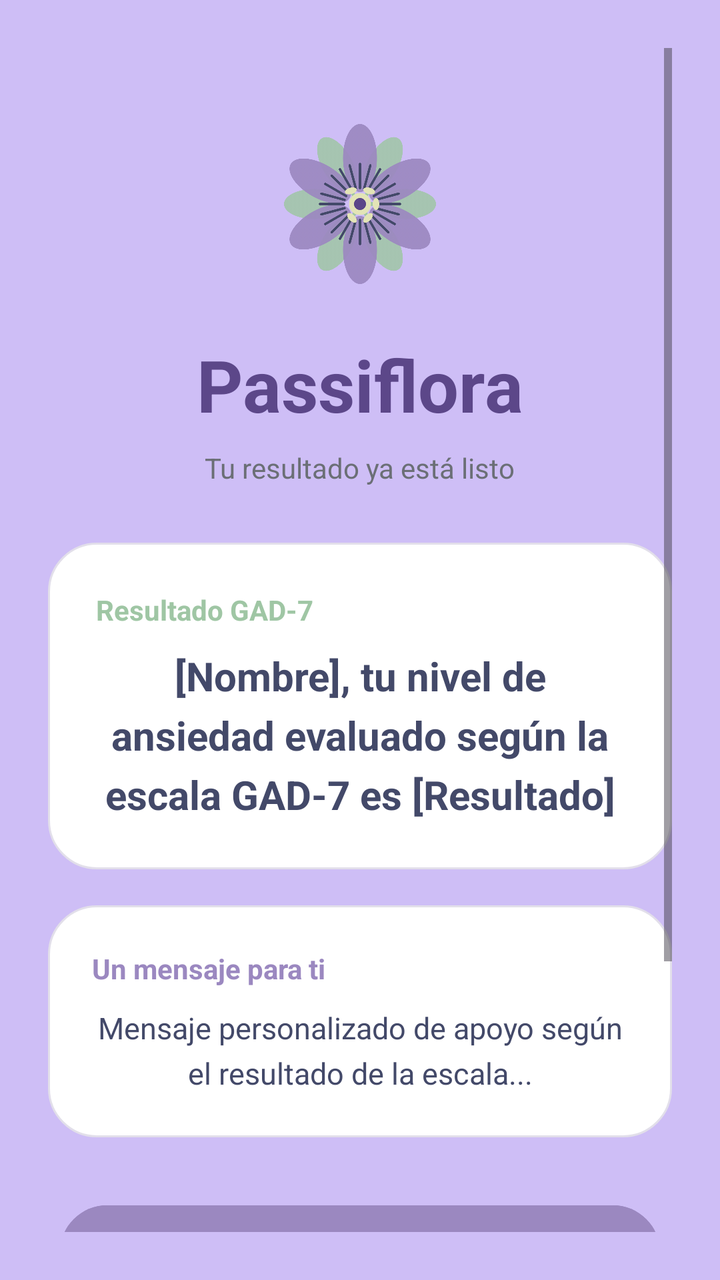
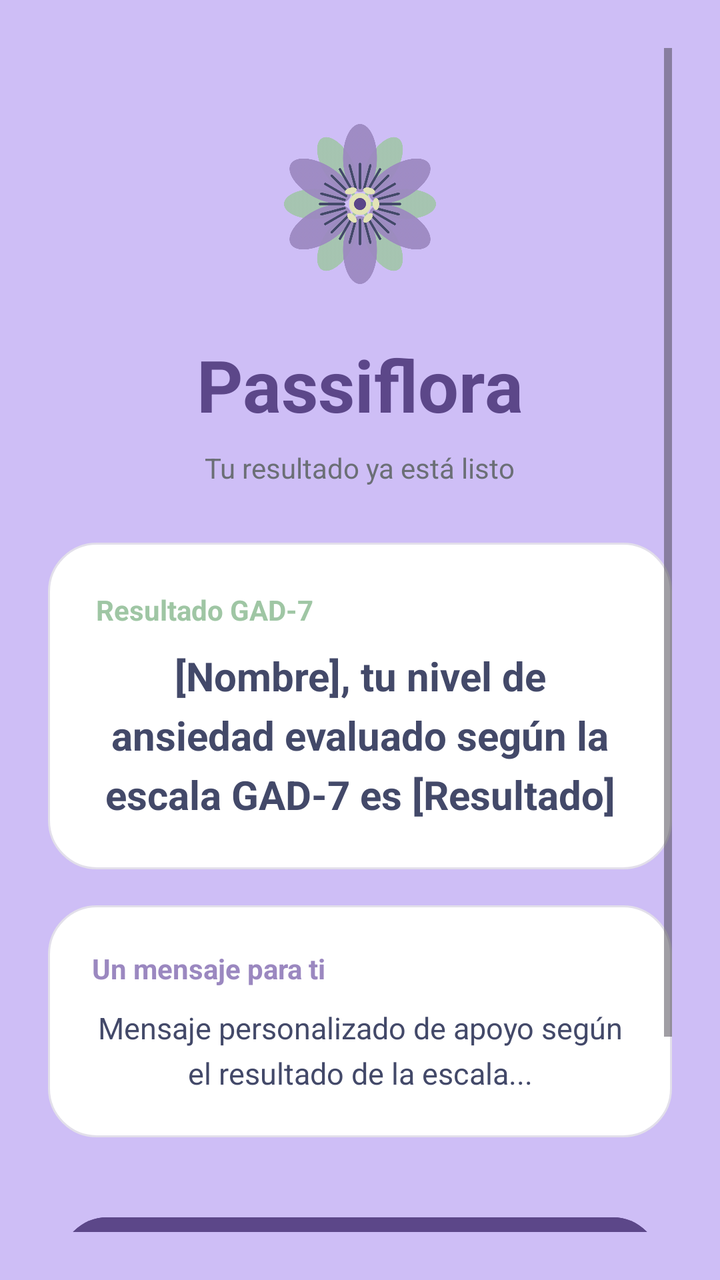

Two renders of the same Android screen: before a commit and after it. Below are the layout's source before the change and the commit's diff.
<!-- AndroidManifest.xml: application theme Theme.Prueba_emulador -->
<!-- res/layout/activity_menu_principal.xml -->
<?xml version="1.0" encoding="utf-8"?>
<ScrollView xmlns:android="http://schemas.android.com/apk/res/android"
    android:layout_width="match_parent"
    android:layout_height="match_parent"
    android:background="@color/background"
    android:fillViewport="true"
    android:padding="24dp">

    <LinearLayout
        android:layout_width="match_parent"
        android:layout_height="wrap_content"
        android:orientation="vertical"
        android:gravity="center_horizontal"
        android:paddingTop="28dp"
        android:paddingBottom="32dp">

        
        <ImageView
            android:id="@+id/iv_logo"
            android:layout_width="100dp"
            android:layout_height="100dp"
            android:src="@drawable/img_flor_passiflora"
            android:contentDescription="Logo Passiflora"
            android:layout_marginBottom="16dp"/>

        
        <TextView
            android:layout_width="wrap_content"
            android:layout_height="wrap_content"
            android:text="Passiflora"
            android:textSize="36sp"
            android:textStyle="bold"
            android:textColor="@color/purple_point"
            android:layout_marginBottom="8dp"/>

        
        <TextView
            android:layout_width="wrap_content"
            android:layout_height="wrap_content"
            android:text="Tu resultado ya está listo"
            android:textSize="14sp"
            android:textColor="@color/text_secondary"
            android:gravity="center"
            android:layout_marginBottom="28dp"/>

        
        <LinearLayout
            android:layout_width="match_parent"
            android:layout_height="wrap_content"
            android:orientation="vertical"
            android:background="@drawable/bg_card"
            android:padding="24dp"
            android:layout_marginBottom="18dp">

            <TextView
                android:layout_width="wrap_content"
                android:layout_height="wrap_content"
                android:text="Resultado GAD-7"
                android:textSize="14sp"
                android:textStyle="bold"
                android:textColor="@color/green_regulator"
                android:layout_marginBottom="10dp"/>

            <TextView
                android:id="@+id/tv_mensaje_resultado"
                android:layout_width="match_parent"
                android:layout_height="wrap_content"
                android:text="[Nombre], tu nivel de ansiedad evaluado según la escala GAD-7 es [Resultado]"
                android:textSize="20sp"
                android:textStyle="bold"
                android:textColor="@color/deep_night"
                android:gravity="center"
                android:lineSpacingExtra="6dp"/>
        </LinearLayout>

        
        <LinearLayout
            android:layout_width="match_parent"
            android:layout_height="wrap_content"
            android:orientation="vertical"
            android:background="@drawable/bg_card"
            android:padding="22dp"
            android:layout_marginBottom="30dp">

            <TextView
                android:layout_width="wrap_content"
                android:layout_height="wrap_content"
                android:text="Un mensaje para ti"
                android:textSize="14sp"
                android:textStyle="bold"
                android:textColor="@color/purple_primary"
                android:layout_marginBottom="10dp"/>

            <TextView
                android:id="@+id/tv_mensaje_personalizado"
                android:layout_width="match_parent"
                android:layout_height="wrap_content"
                android:text="Mensaje personalizado de apoyo según el resultado de la escala..."
                android:textSize="15sp"
                android:textColor="@color/text_primary"
                android:gravity="center"
                android:lineSpacingExtra="5dp"/>
        </LinearLayout>

        
        <Button
            android:id="@+id/btn_diario_pensamientos"
            android:layout_width="match_parent"
            android:layout_height="55dp"
            android:layout_marginHorizontal="6dp"
            android:layout_marginBottom="14dp"
            android:backgroundTint="@color/purple_primary"
            android:text="Diario de pensamientos"
            android:textAllCaps="false"
            android:textColor="@color/text_on_primary"
            android:textStyle="bold"/>

        
        <Button
            android:id="@+id/btn_respiracion_guiada"
            android:layout_width="match_parent"
            android:layout_height="55dp"
            android:layout_marginHorizontal="6dp"
            android:layout_marginBottom="14dp"
            android:backgroundTint="@color/green_regulator"
            android:text="Respiración guiada"
            android:textAllCaps="false"
            android:textColor="@color/deep_night"
            android:textStyle="bold"/>

        
        <Button
            android:id="@+id/btn_volver_encuesta"
            android:layout_width="match_parent"
            android:layout_height="55dp"
            android:layout_marginHorizontal="6dp"
            android:layout_marginTop="6dp"
            android:backgroundTint="@color/purple_point"
            android:text="Volver a tomar encuesta"
            android:textAllCaps="false"
            android:textColor="@color/text_on_primary"
            android:textStyle="bold"/>

    </LinearLayout>

</ScrollView>
<!-- resources referenced by this layout -->
<resources>
  <color name="background">#CEBEF6</color>
  <color name="deep_night">#434969</color>
  <color name="green_regulator">#9FC6A4</color>
  <color name="purple_point">#5C4789</color>
  <color name="purple_primary">#9B88C0</color>
  <color name="text_on_primary">#FFFFFF</color>
  <color name="text_primary">#434969</color>
  <color name="text_secondary">#6B6F76</color>
  <!-- drawable bg_card (drawable) -->
  <?xml version="1.0" encoding="utf-8"?>
  <shape xmlns:android="http://schemas.android.com/apk/res/android">
  
      <solid android:color="@color/surface"/>
  
      <corners android:radius="24dp"/>
  
      <stroke
          android:width="1dp"
          android:color="@color/border"/>
  
  </shape>
  <!-- drawable img_flor_passiflora: png bitmap (drawable, 100044 bytes) -->
  <style name="Theme.Prueba_emulador" parent="Base.Theme.Prueba_emulador" />
  <color name="surface">#FFFFFF</color>
  <color name="border">#E2DFEA</color>
  <style name="Base.Theme.Prueba_emulador" parent="Theme.Material3.DayNight.NoActionBar">
          
          
      </style>
</resources>

<!-- the commit's change to res/layout/activity_menu_principal.xml (unified diff, before → after) -->
@@ -103,30 +103,8 @@
         </LinearLayout>
 
         
-        <Button
-            android:id="@+id/btn_diario_pensamientos"
-            android:layout_width="match_parent"
-            android:layout_height="55dp"
-            android:layout_marginHorizontal="6dp"
-            android:layout_marginBottom="14dp"
-            android:backgroundTint="@color/purple_primary"
-            android:text="Diario de pensamientos"
-            android:textAllCaps="false"
-            android:textColor="@color/text_on_primary"
-            android:textStyle="bold"/>
 
         
-        <Button
-            android:id="@+id/btn_respiracion_guiada"
-            android:layout_width="match_parent"
-            android:layout_height="55dp"
-            android:layout_marginHorizontal="6dp"
-            android:layout_marginBottom="14dp"
-            android:backgroundTint="@color/green_regulator"
-            android:text="Respiración guiada"
-            android:textAllCaps="false"
-            android:textColor="@color/deep_night"
-            android:textStyle="bold"/>
 
         
         <Button
@@ -141,6 +119,19 @@
             android:textColor="@color/text_on_primary"
             android:textStyle="bold"/>
 
+        <Button
+            android:id="@+id/btn_ejercicios_respiracion"
+            android:layout_width="match_parent"
+            android:layout_height="55dp"
+            android:text="Ejercicios de respiración"
+            android:textColor="@color/text_on_primary"
+            android:textSize="16sp"
+            android:textStyle="bold"
+            android:background="@drawable/bg_button_primary"
+            android:backgroundTint="@color/green_regulator"
+            android:layout_marginTop="20dp"
+            android:elevation="2dp"/>
+
     </LinearLayout>
 
 </ScrollView>
<!-- resource entries referenced after the edit -->
@@ -8,6 +8,13 @@
   <color name="text_on_primary">#FFFFFF</color>
   <color name="text_primary">#434969</color>
   <color name="text_secondary">#6B6F76</color>
+  <!-- drawable bg_button_primary (drawable) -->
+  <?xml version="1.0" encoding="utf-8"?>
+  <shape xmlns:android="http://schemas.android.com/apk/res/android"
+      android:shape="rectangle">
+      <solid android:color="@color/purple_point"/>
+      <corners android:radius="16dp"/>
+  </shape>
   <!-- drawable bg_card (drawable) -->
   <?xml version="1.0" encoding="utf-8"?>
   <shape xmlns:android="http://schemas.android.com/apk/res/android">
